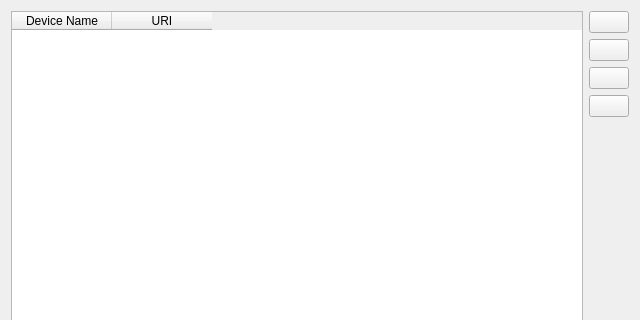
Before: the Qt Designer form contents/ui/streamsconfig.ui in webcamoid/webcamoid, drawn with Qt 5; both pictures show x 0 to 640 and y 0 to 320 of the 640 by 480 pixel window.
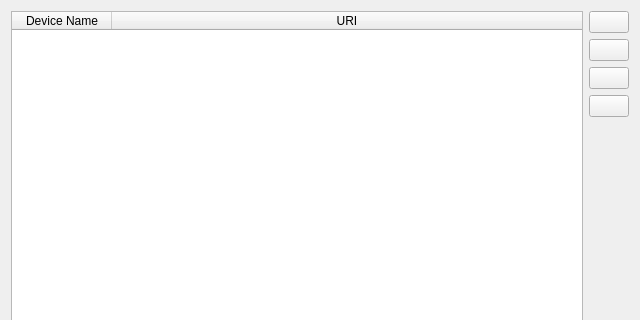
After: the same form once the commit is applied. Icons and pictures are not drawn.

What changed in the file:
```diff
--- a/contents/ui/streamsconfig.ui
+++ b/contents/ui/streamsconfig.ui
@@ -21,6 +21,9 @@
   <layout class="QGridLayout" name="gridLayout">
    <item row="0" column="0" rowspan="5">
     <widget class="QTableWidget" name="tbwCustomStreams">
+     <attribute name="horizontalHeaderStretchLastSection">
+      <bool>true</bool>
+     </attribute>
      <column>
       <property name="text">
        <string>Device Name</string>
```
